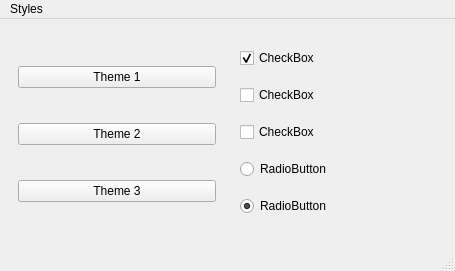
Above: window.ui from AladMocu/Proyecto-Programacion-Cientifica before the change. Below: the same form after it.
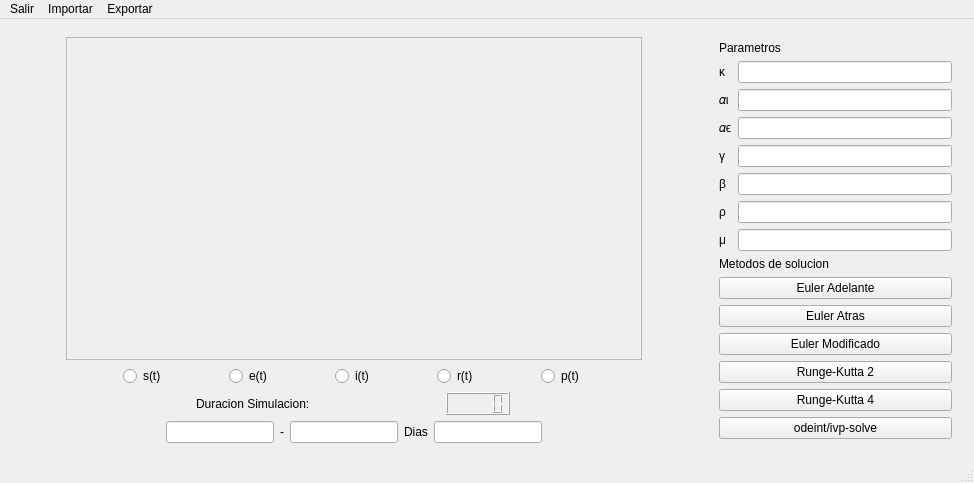
That is the form after the change.

Commit message: Estructurada interfaz de usuario

The edit to the form file:
```diff
--- a/window.ui
+++ b/window.ui
@@ -6,8 +6,8 @@
    <rect>
     <x>0</x>
     <y>0</y>
-    <width>455</width>
-    <height>271</height>
+    <width>974</width>
+    <height>480</height>
    </rect>
   </property>
   <property name="windowTitle">
@@ -15,137 +15,379 @@
   </property>
   <widget class="QWidget" name="centralwidget">
    <layout class="QGridLayout" name="gridLayout_3">
-    <item row="0" column="0">
-     <widget class="QWidget" name="widget" native="true">
-      <layout class="QGridLayout" name="gridLayout">
-       <item row="2" column="0">
-        <spacer name="verticalSpacer">
-         <property name="orientation">
-          <enum>Qt::Vertical</enum>
-         </property>
-         <property name="sizeHint" stdset="0">
-          <size>
-           <width>20</width>
-           <height>40</height>
-          </size>
-         </property>
-        </spacer>
-       </item>
-       <item row="4" column="0">
-        <spacer name="verticalSpacer_2">
-         <property name="orientation">
-          <enum>Qt::Vertical</enum>
-         </property>
-         <property name="sizeHint" stdset="0">
-          <size>
-           <width>20</width>
-           <height>40</height>
-          </size>
-         </property>
-        </spacer>
-       </item>
-       <item row="5" column="0">
-        <widget class="QPushButton" name="pushButton_3">
-         <property name="text">
-          <string>Theme 3</string>
-         </property>
-        </widget>
-       </item>
-       <item row="3" column="0">
-        <widget class="QPushButton" name="pushButton_2">
-         <property name="text">
-          <string>Theme 2</string>
-         </property>
-        </widget>
-       </item>
-       <item row="6" column="0">
-        <spacer name="verticalSpacer_3">
-         <property name="orientation">
-          <enum>Qt::Vertical</enum>
-         </property>
-         <property name="sizeHint" stdset="0">
-          <size>
-           <width>20</width>
-           <height>40</height>
-          </size>
-         </property>
-        </spacer>
-       </item>
-       <item row="1" column="0">
-        <widget class="QPushButton" name="pushButton">
-         <property name="text">
-          <string>Theme 1</string>
-         </property>
-        </widget>
-       </item>
-       <item row="0" column="0">
-        <spacer name="verticalSpacer_4">
-         <property name="orientation">
-          <enum>Qt::Vertical</enum>
-         </property>
-         <property name="sizeHint" stdset="0">
-          <size>
-           <width>20</width>
-           <height>40</height>
-          </size>
-         </property>
-        </spacer>
-       </item>
-      </layout>
-     </widget>
-    </item>
     <item row="0" column="1">
      <widget class="QWidget" name="widget_2" native="true">
+      <property name="sizePolicy">
+       <sizepolicy hsizetype="Preferred" vsizetype="Preferred">
+        <horstretch>3</horstretch>
+        <verstretch>0</verstretch>
+       </sizepolicy>
+      </property>
       <layout class="QGridLayout" name="gridLayout_2">
        <item row="0" column="0">
-        <widget class="QCheckBox" name="checkBox_2">
-         <property name="text">
-          <string>CheckBox</string>
+        <layout class="QVBoxLayout" name="verticalLayout">
+         <property name="leftMargin">
+          <number>4</number>
          </property>
-         <property name="checked">
-          <bool>true</bool>
+         <property name="topMargin">
+          <number>4</number>
          </property>
-         <property name="tristate">
-          <bool>true</bool>
+         <property name="rightMargin">
+          <number>4</number>
          </property>
-        </widget>
+         <property name="bottomMargin">
+          <number>4</number>
+         </property>
+         <item>
+          <widget class="QLabel" name="label_2">
+           <property name="sizePolicy">
+            <sizepolicy hsizetype="Minimum" vsizetype="Fixed">
+             <horstretch>0</horstretch>
+             <verstretch>0</verstretch>
+            </sizepolicy>
+           </property>
+           <property name="text">
+            <string>Parametros</string>
+           </property>
+          </widget>
+         </item>
+         <item>
+          <layout class="QVBoxLayout" name="verticalLayout_2">
+           <item>
+            <layout class="QFormLayout" name="formLayout">
+             <item row="0" column="0">
+              <widget class="QLabel" name="kLabel">
+               <property name="text">
+                <string>κ</string>
+               </property>
+              </widget>
+             </item>
+             <item row="0" column="1">
+              <widget class="QLineEdit" name="kLineEdit"/>
+             </item>
+             <item row="1" column="0">
+              <widget class="QLabel" name="aiLabel">
+               <property name="text">
+                <string>𝛼ι</string>
+               </property>
+              </widget>
+             </item>
+             <item row="1" column="1">
+              <widget class="QLineEdit" name="aiLineEdit"/>
+             </item>
+             <item row="2" column="0">
+              <widget class="QLabel" name="aeLabel">
+               <property name="text">
+                <string>𝛼ϵ</string>
+               </property>
+              </widget>
+             </item>
+             <item row="2" column="1">
+              <widget class="QLineEdit" name="aeLineEdit"/>
+             </item>
+             <item row="3" column="0">
+              <widget class="QLabel" name="yLabel">
+               <property name="text">
+                <string>γ</string>
+               </property>
+              </widget>
+             </item>
+             <item row="3" column="1">
+              <widget class="QLineEdit" name="yLineEdit"/>
+             </item>
+             <item row="4" column="0">
+              <widget class="QLabel" name="bLabel">
+               <property name="text">
+                <string>β</string>
+               </property>
+              </widget>
+             </item>
+             <item row="4" column="1">
+              <widget class="QLineEdit" name="bLineEdit"/>
+             </item>
+             <item row="5" column="0">
+              <widget class="QLabel" name="pLabel">
+               <property name="text">
+                <string>ρ</string>
+               </property>
+              </widget>
+             </item>
+             <item row="5" column="1">
+              <widget class="QLineEdit" name="pLineEdit"/>
+             </item>
+             <item row="6" column="0">
+              <widget class="QLabel" name="uLabel">
+               <property name="text">
+                <string>μ</string>
+               </property>
+              </widget>
+             </item>
+             <item row="6" column="1">
+              <widget class="QLineEdit" name="uLineEdit"/>
+             </item>
+            </layout>
+           </item>
+          </layout>
+         </item>
+         <item>
+          <widget class="QLabel" name="label">
+           <property name="sizePolicy">
+            <sizepolicy hsizetype="Minimum" vsizetype="Fixed">
+             <horstretch>0</horstretch>
+             <verstretch>0</verstretch>
+            </sizepolicy>
+           </property>
+           <property name="text">
+            <string>Metodos de solucion</string>
+           </property>
+          </widget>
+         </item>
+         <item>
+          <widget class="QPushButton" name="pushButton">
+           <property name="text">
+            <string>Euler Adelante</string>
+           </property>
+          </widget>
+         </item>
+         <item>
+          <widget class="QPushButton" name="pushButton_2">
+           <property name="text">
+            <string>Euler Atras</string>
+           </property>
+          </widget>
+         </item>
+         <item>
+          <widget class="QPushButton" name="pushButton_3">
+           <property name="text">
+            <string>Euler Modificado</string>
+           </property>
+          </widget>
+         </item>
+         <item>
+          <widget class="QPushButton" name="pushButton_4">
+           <property name="text">
+            <string>Runge-Kutta 2</string>
+           </property>
+          </widget>
+         </item>
+         <item>
+          <widget class="QPushButton" name="pushButton_5">
+           <property name="text">
+            <string>Runge-Kutta 4</string>
+           </property>
+          </widget>
+         </item>
+         <item>
+          <widget class="QPushButton" name="pushButton_6">
+           <property name="text">
+            <string>odeint/ivp-solve</string>
+           </property>
+          </widget>
+         </item>
+        </layout>
        </item>
+      </layout>
+     </widget>
+    </item>
+    <item row="0" column="0">
+     <widget class="QWidget" name="widget" native="true">
+      <property name="sizePolicy">
+       <sizepolicy hsizetype="Preferred" vsizetype="Preferred">
+        <horstretch>8</horstretch>
+        <verstretch>0</verstretch>
+       </sizepolicy>
+      </property>
+      <layout class="QGridLayout" name="gridLayout">
        <item row="1" column="0">
-        <widget class="QCheckBox" name="checkBox_3">
-         <property name="text">
-          <string>CheckBox</string>
+        <layout class="QHBoxLayout" name="horizontalLayout">
+         <property name="sizeConstraint">
+          <enum>QLayout::SetDefaultConstraint</enum>
          </property>
-         <property name="checked">
-          <bool>false</bool>
-         </property>
-         <property name="tristate">
-          <bool>true</bool>
-         </property>
-        </widget>
+         <item>
+          <widget class="QRadioButton" name="radioButton_2">
+           <property name="sizePolicy">
+            <sizepolicy hsizetype="Fixed" vsizetype="Fixed">
+             <horstretch>0</horstretch>
+             <verstretch>0</verstretch>
+            </sizepolicy>
+           </property>
+           <property name="text">
+            <string>s(t)</string>
+           </property>
+          </widget>
+         </item>
+         <item>
+          <widget class="QRadioButton" name="radioButton">
+           <property name="sizePolicy">
+            <sizepolicy hsizetype="Fixed" vsizetype="Fixed">
+             <horstretch>0</horstretch>
+             <verstretch>0</verstretch>
+            </sizepolicy>
+           </property>
+           <property name="text">
+            <string>e(t)</string>
+           </property>
+          </widget>
+         </item>
+         <item>
+          <widget class="QRadioButton" name="radioButton_4">
+           <property name="sizePolicy">
+            <sizepolicy hsizetype="Fixed" vsizetype="Fixed">
+             <horstretch>0</horstretch>
+             <verstretch>0</verstretch>
+            </sizepolicy>
+           </property>
+           <property name="text">
+            <string>i(t)</string>
+           </property>
+          </widget>
+         </item>
+         <item>
+          <widget class="QRadioButton" name="radioButton_3">
+           <property name="sizePolicy">
+            <sizepolicy hsizetype="Fixed" vsizetype="Fixed">
+             <horstretch>0</horstretch>
+             <verstretch>0</verstretch>
+            </sizepolicy>
+           </property>
+           <property name="text">
+            <string>r(t)</string>
+           </property>
+          </widget>
+         </item>
+         <item>
+          <widget class="QRadioButton" name="radioButton_5">
+           <property name="sizePolicy">
+            <sizepolicy hsizetype="Fixed" vsizetype="Fixed">
+             <horstretch>0</horstretch>
+             <verstretch>0</verstretch>
+            </sizepolicy>
+           </property>
+           <property name="text">
+            <string>p(t)</string>
+           </property>
+          </widget>
+         </item>
+        </layout>
        </item>
-       <item row="2" column="0">
-        <widget class="QCheckBox" name="checkBox">
-         <property name="text">
-          <string>CheckBox</string>
-         </property>
-        </widget>
-       </item>
-       <item row="3" column="0">
-        <widget class="QRadioButton" name="radioButton_2">
-         <property name="text">
-          <string>RadioButton</string>
-         </property>
-        </widget>
+       <item row="0" column="0">
+        <layout class="QVBoxLayout" name="verticalLayout_3">
+         <item>
+          <widget class="QFrame" name="frame">
+           <property name="sizePolicy">
+            <sizepolicy hsizetype="Preferred" vsizetype="Preferred">
+             <horstretch>0</horstretch>
+             <verstretch>0</verstretch>
+            </sizepolicy>
+           </property>
+           <property name="frameShape">
+            <enum>QFrame::StyledPanel</enum>
+           </property>
+           <property name="frameShadow">
+            <enum>QFrame::Raised</enum>
+           </property>
+          </widget>
+         </item>
+        </layout>
        </item>
        <item row="4" column="0">
-        <widget class="QRadioButton" name="radioButton">
-         <property name="text">
-          <string>RadioButton</string>
+        <layout class="QHBoxLayout" name="horizontalLayout_2">
+         <property name="leftMargin">
+          <number>100</number>
          </property>
-         <property name="checked">
-          <bool>true</bool>
+         <property name="rightMargin">
+          <number>100</number>
          </property>
-        </widget>
+         <item>
+          <widget class="QLineEdit" name="lineEdit">
+           <property name="sizePolicy">
+            <sizepolicy hsizetype="Fixed" vsizetype="Fixed">
+             <horstretch>0</horstretch>
+             <verstretch>0</verstretch>
+            </sizepolicy>
+           </property>
+          </widget>
+         </item>
+         <item>
+          <widget class="QLabel" name="label_3">
+           <property name="sizePolicy">
+            <sizepolicy hsizetype="Fixed" vsizetype="Fixed">
+             <horstretch>0</horstretch>
+             <verstretch>0</verstretch>
+            </sizepolicy>
+           </property>
+           <property name="text">
+            <string>-</string>
+           </property>
+          </widget>
+         </item>
+         <item>
+          <widget class="QLineEdit" name="lineEdit_2">
+           <property name="sizePolicy">
+            <sizepolicy hsizetype="Fixed" vsizetype="Fixed">
+             <horstretch>0</horstretch>
+             <verstretch>0</verstretch>
+            </sizepolicy>
+           </property>
+          </widget>
+         </item>
+         <item>
+          <widget class="QLabel" name="label_4">
+           <property name="sizePolicy">
+            <sizepolicy hsizetype="Fixed" vsizetype="Preferred">
+             <horstretch>0</horstretch>
+             <verstretch>0</verstretch>
+            </sizepolicy>
+           </property>
+           <property name="text">
+            <string>Dias</string>
+           </property>
+          </widget>
+         </item>
+         <item>
+          <widget class="QLineEdit" name="lineEdit_3">
+           <property name="sizePolicy">
+            <sizepolicy hsizetype="Fixed" vsizetype="Fixed">
+             <horstretch>0</horstretch>
+             <verstretch>0</verstretch>
+            </sizepolicy>
+           </property>
+          </widget>
+         </item>
+        </layout>
+       </item>
+       <item row="3" column="0">
+        <layout class="QHBoxLayout" name="horizontalLayout_3">
+         <property name="sizeConstraint">
+          <enum>QLayout::SetMinimumSize</enum>
+         </property>
+         <item>
+          <widget class="QLabel" name="label_5">
+           <property name="sizePolicy">
+            <sizepolicy hsizetype="Fixed" vsizetype="Preferred">
+             <horstretch>0</horstretch>
+             <verstretch>0</verstretch>
+            </sizepolicy>
+           </property>
+           <property name="text">
+            <string>Duracion Simulacion:</string>
+           </property>
+          </widget>
+         </item>
+         <item>
+          <widget class="QLCDNumber" name="sim_time">
+           <property name="sizePolicy">
+            <sizepolicy hsizetype="Fixed" vsizetype="Fixed">
+             <horstretch>0</horstretch>
+             <verstretch>0</verstretch>
+            </sizepolicy>
+           </property>
+           <property name="smallDecimalPoint">
+            <bool>false</bool>
+           </property>
+          </widget>
+         </item>
+        </layout>
        </item>
       </layout>
      </widget>
@@ -157,16 +399,28 @@
     <rect>
      <x>0</x>
      <y>0</y>
-     <width>455</width>
-     <height>30</height>
+     <width>974</width>
+     <height>20</height>
     </rect>
    </property>
    <widget class="QMenu" name="menuStyles">
     <property name="title">
-     <string>Styles</string>
+     <string>Salir</string>
+    </property>
+   </widget>
+   <widget class="QMenu" name="menuImportar">
+    <property name="title">
+     <string>Importar</string>
+    </property>
+   </widget>
+   <widget class="QMenu" name="menuExportar">
+    <property name="title">
+     <string>Exportar</string>
     </property>
    </widget>
    <addaction name="menuStyles"/>
+   <addaction name="menuImportar"/>
+   <addaction name="menuExportar"/>
   </widget>
   <widget class="QStatusBar" name="statusbar"/>
  </widget>
```
Left out of the diff: 9 changed lines with no effect on the pictures. The commit also changes 4 other files.
